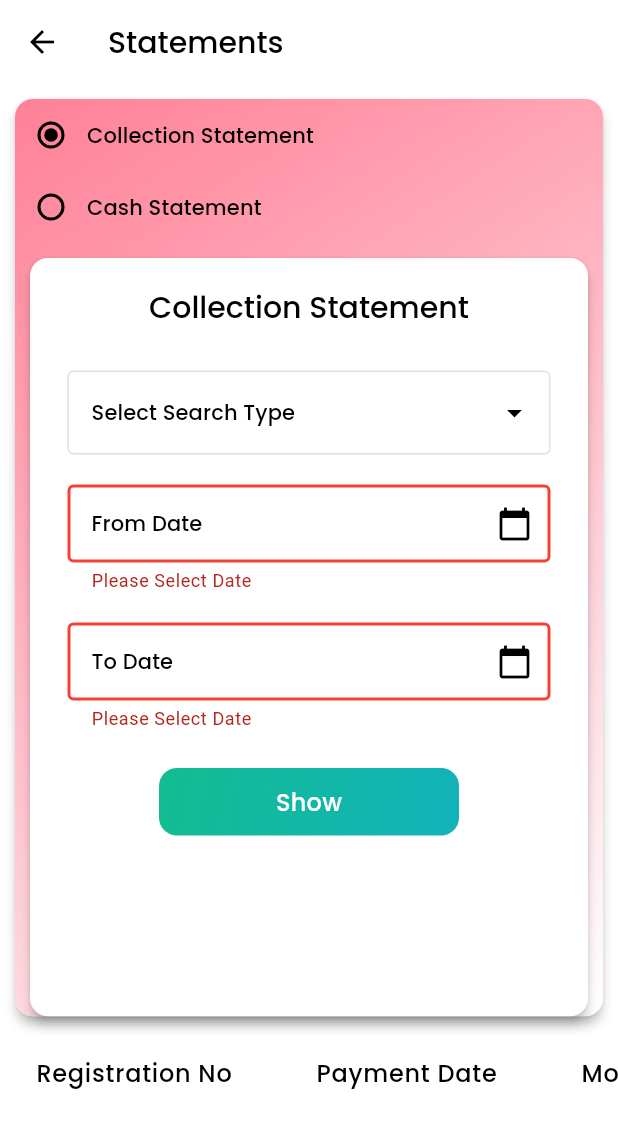
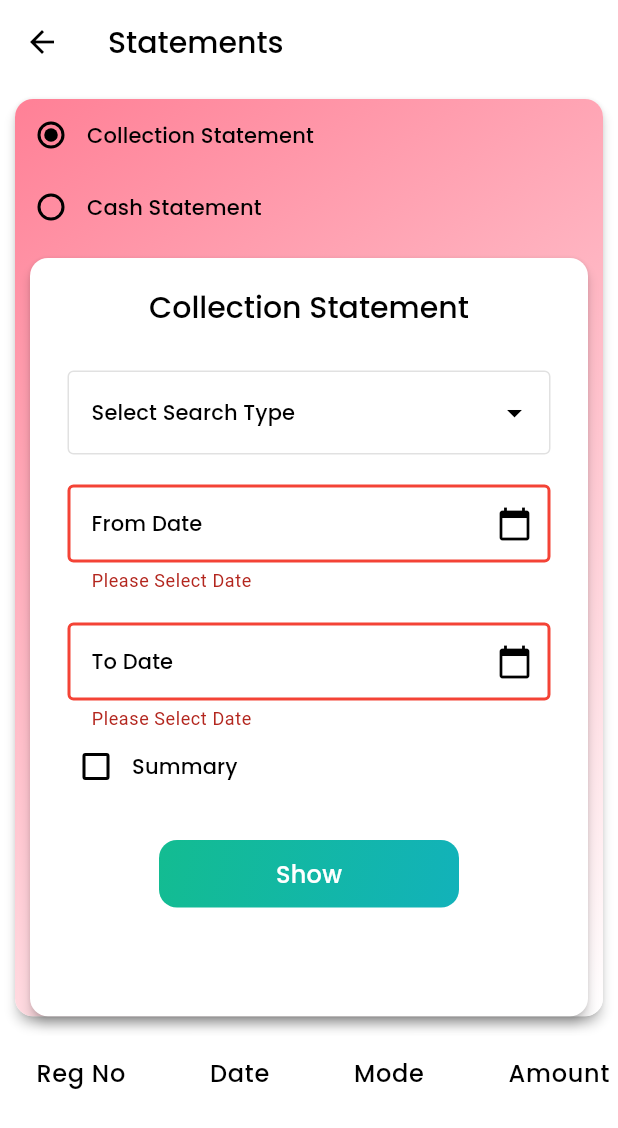
Before and after one commit to vishakhmk-del/pompomTracker, a Flutter app: the ScreenCollection screen opened directly, after a tap on "Show", on a phone screen of 412 x 824 dp. Shown: the top 1128 px of the screen. Run offline on Flutter 3.47's test engine with Material 3 defaults, Android fonts, the phone set to English and light mode, and no system bars; our stand-ins replace animated_splash_screen, dio, fl_chart, fluttertoast, lottie, page_transition and 1 more; accounts and stored records are empty; network calls fail.

Commit message:
collection statement datewise summary added

```diff
--- a/pompomtracker/lib/core/hook/hook.dart
+++ b/pompomtracker/lib/core/hook/hook.dart
@@ -47,6 +47,8 @@ export 'package:pompomtracker/provider/collectionStmntdropdown/collectiondrpdwn_
 export 'package:pompomtracker/provider/cashStmntdropdown/cashstmntdrpdwn_provider.dart';
 
 export 'package:pompomtracker/provider/elevatedbtn/elevatedbtn_provider.dart';
+
+export 'package:pompomtracker/provider/checkbox/checkbox_provider.dart';
 /**************************************/
 
 /*screens*/
--- a/pompomtracker/lib/function/statementfns/statementFunctions.dart
+++ b/pompomtracker/lib/function/statementfns/statementFunctions.dart
@@ -38,7 +38,8 @@ class StatementFunctions {
         userType: sharevalue.userType,
         fromdate: fmdt,
         todate: todt,
-        regNo: val.type);
+        regNo: val.type,
+        summary: val.summary);
 
     if (selectedValue == dtWise) {
       dtwiseresp = await Busdata().getDatewiseStmnt(dtwiserqst);
--- a/pompomtracker/lib/main.dart
+++ b/pompomtracker/lib/main.dart
@@ -1,4 +1,5 @@
 import 'package:pompomtracker/core/hook/hook.dart';
+
 
 const savekeyname = 'UserLoggedIn';
 void main() {
@@ -21,6 +22,8 @@ class MyApp extends StatelessWidget {
             create: (context) => CashstmntDrpDwnProvider()),
         ChangeNotifierProvider<ElevatedBtnProvider>(
             create: (context) => ElevatedBtnProvider()),
+        ChangeNotifierProvider<CheckProvider>(
+            create: (context) => CheckProvider()),
         ChangeNotifierProvider<ThemeProvider>(
           create: (context) => ThemeProvider(),
           builder: (context, child) {
--- a/pompomtracker/lib/model/Statements/datewise/datewisereq/datewisereq.dart
+++ b/pompomtracker/lib/model/Statements/datewise/datewisereq/datewisereq.dart
@@ -12,16 +12,20 @@ class Datewisereq {
   String? todate;
   @JsonKey(name: 'reg_no')
   String? regNo;
+  @JsonKey(name: 'summary')
+  bool? summary;
 
   Datewisereq(
-      {this.userId, this.userType, this.fromdate, this.todate, this.regNo});
+      {this.userId, this.userType, this.fromdate, this.todate, this.regNo,this.summary});
 
   Datewisereq.req(
       {required this.userId,
       this.userType,
       required this.fromdate,
       required this.todate,
-      this.regNo});
+      this.regNo,
+      this.summary
+      });
 
   factory Datewisereq.fromJson(Map<String, dynamic> json) {
     return _$DatewisereqFromJson(json);
--- a/pompomtracker/lib/model/Statements/function/stmntfnparameter/stmntfnparameter.dart
+++ b/pompomtracker/lib/model/Statements/function/stmntfnparameter/stmntfnparameter.dart
@@ -7,8 +7,9 @@ class Stmntfnparameter {
   String? type;
   String? fromdate;
   String? todate;
+  bool? summary;
 
-  Stmntfnparameter({this.type, this.fromdate, this.todate});
+  Stmntfnparameter({this.type, this.fromdate, this.todate,this.summary});
 
   factory Stmntfnparameter.fromJson(Map<String, dynamic> json) {
     return _$StmntfnparameterFromJson(json);
--- /dev/null
+++ b/pompomtracker/lib/provider/checkbox/checkbox_provider.dart
@@ -0,0 +1,15 @@
+import 'package:pompomtracker/core/hook/hook.dart';
+
+class CheckProvider extends ChangeNotifier {
+  bool? _isAccepted = false;
+  bool? get isAccepted => _isAccepted;
+  void setAccepted(bool? value) {
+    _isAccepted = value;
+    notifyListeners();
+  }
+
+  void reset() {
+    _isAccepted = false;
+    notifyListeners();
+  }
+}
--- a/pompomtracker/lib/provider/theme/theme_constants.dart
+++ b/pompomtracker/lib/provider/theme/theme_constants.dart
@@ -53,7 +53,21 @@ class MyTheme {
           titleLarge: TextStyle(
               color: Colors.black,
               fontSize: 20,
-              fontFamily: 'Poppins-Medium')));
+              fontFamily: 'Poppins-Medium')),
+        checkboxTheme: CheckboxThemeData(
+            fillColor: WidgetStateProperty.resolveWith<Color>((states) {
+              if (states.contains(WidgetState.selected)) {
+                return const Color(0xff12b2ba); // Inside color when checked in light mode
+              }
+              return Colors.white; // Inside color when unchecked in light mode
+            }),
+            checkColor: WidgetStateProperty.all<Color>(Colors.white), // Checkmark color in light mode
+            side: const BorderSide(
+              color: Colors.black, // Border color when unchecked in light mode
+              width: 2, // Border width
+            ),
+            ),
+              );
 
   static final darkTheme = ThemeData(
       useMaterial3: true,
@@ -101,7 +115,22 @@ class MyTheme {
           titleLarge: TextStyle(
               color: Colors.white,
               fontSize: 20,
-              fontFamily: 'Poppins-Medium')));
+              fontFamily: 'Poppins-Medium')),
+      checkboxTheme: CheckboxThemeData(
+                fillColor: WidgetStateProperty.resolveWith<Color>((states) {
+                  if (states.contains(WidgetState.selected)) {
+                    return const Color(0xff12b2ba); // Inside color when checked in dark mode
+                  }
+                  return Colors.black; // Inside color when unchecked in dark mode
+                }),
+                checkColor: WidgetStateProperty.all<Color>(Colors.black), // Checkmark color in dark mode
+                side: const BorderSide(
+                  color: Colors.white, // Border color when unchecked in dark mode
+                  width: 2, // Border width
+                ),
+              ),
+
+              );
 
   //common theme
   static ThemeData get googleFormTheme => ThemeData(
--- a/pompomtracker/lib/screens/Collection/ScreenCollection.dart
+++ b/pompomtracker/lib/screens/Collection/ScreenCollection.dart
@@ -33,6 +33,10 @@ class _ScreenCollectionState extends State<ScreenCollection> {
   @override
   void initState() {
     super.initState();
+    Future.delayed(Duration.zero, () {
+      var po = context.read<CheckProvider>();
+      po.reset();
+    });
     WidgetsBinding.instance.addPostFrameCallback((_) async {
       busreglist = await Wklycollectfn.instance.busReglistfn();
       setState(() {
@@ -122,9 +126,9 @@ class _ScreenCollectionState extends State<ScreenCollection> {
                           return Container();
                           // Replace with your Collection Form widget
                         } else if (provider.selectedVal == true) {
-                          WidgetsBinding.instance.addPostFrameCallback((_) {
-                          _scrollToBottom(); // Call the function to scroll down
-                        });
+                        //   WidgetsBinding.instance.addPostFrameCallback((_) {
+                        //   _scrollToBottom(); // Call the function to scroll down
+                        // });
                           return ScrollableWidget(child: buildStmntTbl());
                           // Replace with your Cash Form widget
                         }
@@ -285,6 +289,32 @@ class _ScreenCollectionState extends State<ScreenCollection> {
                   ),
                 ),
               ),
+              SizedBox(
+              width: MediaQuery.of(context).size.width,
+              child: Row(
+                children: <Widget>[
+                 Theme(
+                    data: Theme.of(context),
+                    child: Consumer<CheckProvider>(
+                      builder: (context, check, _) => Checkbox(
+                          value: check.isAccepted,
+
+                          onChanged: (value) {
+
+                            check.setAccepted(value);
+
+                          }),
+                    ),
+                  ),
+                   Expanded(
+                      child: Text(
+                    "Summary",
+                    textAlign: TextAlign.left,
+                    style: Theme.of(context).textTheme.labelLarge,
+                  ))
+                ],
+              ),
+            ),
               Padding(
                 padding: const EdgeInsets.all(25.0),
                 child: Container(
@@ -312,9 +342,11 @@ class _ScreenCollectionState extends State<ScreenCollection> {
                         if (_formkey1.currentState!.validate()) {
                           final frmdt = _cldateFromController.text;
                           final todt = _cldateToController.text;
+                          var pro = context.read<CheckProvider>();
+                          final val = pro.isAccepted;
 
                           final value =
-                              Stmntfnparameter(fromdate: frmdt, todate: todt);
+                              Stmntfnparameter(fromdate: frmdt, todate: todt,summary: val);
 
                           fetchclstatement(context, value);
                         }
@@ -777,15 +809,23 @@ class _ScreenCollectionState extends State<ScreenCollection> {
                 Provider.of<CollectionDrpDwnProvider>(context, listen: false)
                             .selectedVal ==
                         dtWise
-                    ? columns = [
-                        'Registration No',
+                    ? Provider.of<CheckProvider>(context, listen: false)
+                    .isAccepted ==
+                false?
+                columns = [
+                        'Reg No',
+                        'Date',
+                        'Mode',
+                        'Amount',
+                      ]:columns = [
+
                         'Payment Date',
-                        'Mode Of Payment',
+
                         'Amount',
                       ]
                     : columns = [
-                        'Registration No',
-                        'Payment Date',
+                        'Reg No',
+                        'Date',
                         'Amount',
                       ]),
             rows: getRows(newList),
@@ -809,10 +849,18 @@ class _ScreenCollectionState extends State<ScreenCollection> {
         Provider.of<CollectionDrpDwnProvider>(context, listen: false)
                     .selectedVal ==
                 dtWise
-            ? cells = [
+            ? Provider.of<CheckProvider>(context, listen: false)
+                    .isAccepted ==
+                false?
+                cells = [
                 task.regNo,
                 task.payDate,
                 task.mode,
+                task.amount,
+              ]:cells = [
+
+                task.payDate,
+
                 task.amount,
               ]
             : cells = [
@@ -884,6 +932,8 @@ class _ScreenCollectionState extends State<ScreenCollection> {
   }
 
   /// ************************ Statement fetch Function end *******************************
+
+
   void _scrollToBottom() {
     _listViewController.animateTo(
       _listViewController.position.maxScrollExtent,
```
Also changed, not shown: pompomtracker/lib/model/Statements/datewise/datewisereq/datewisereq.g.dart, pompomtracker/lib/model/Statements/function/stmntfnparameter/stmntfnparameter.g.dart.
